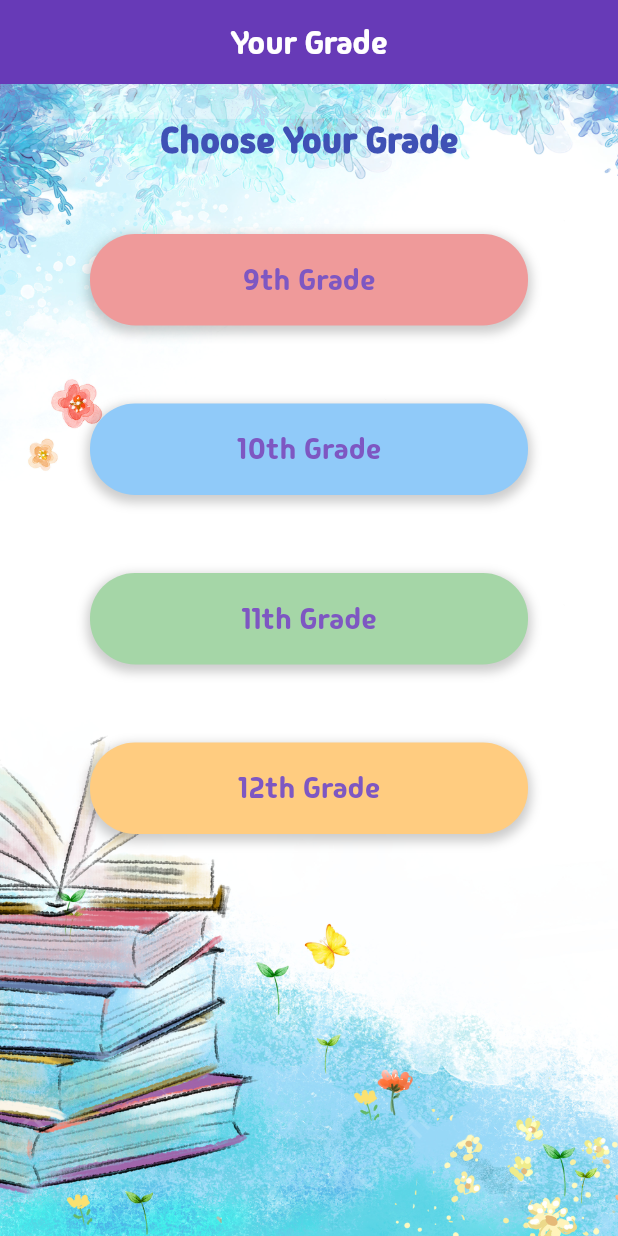
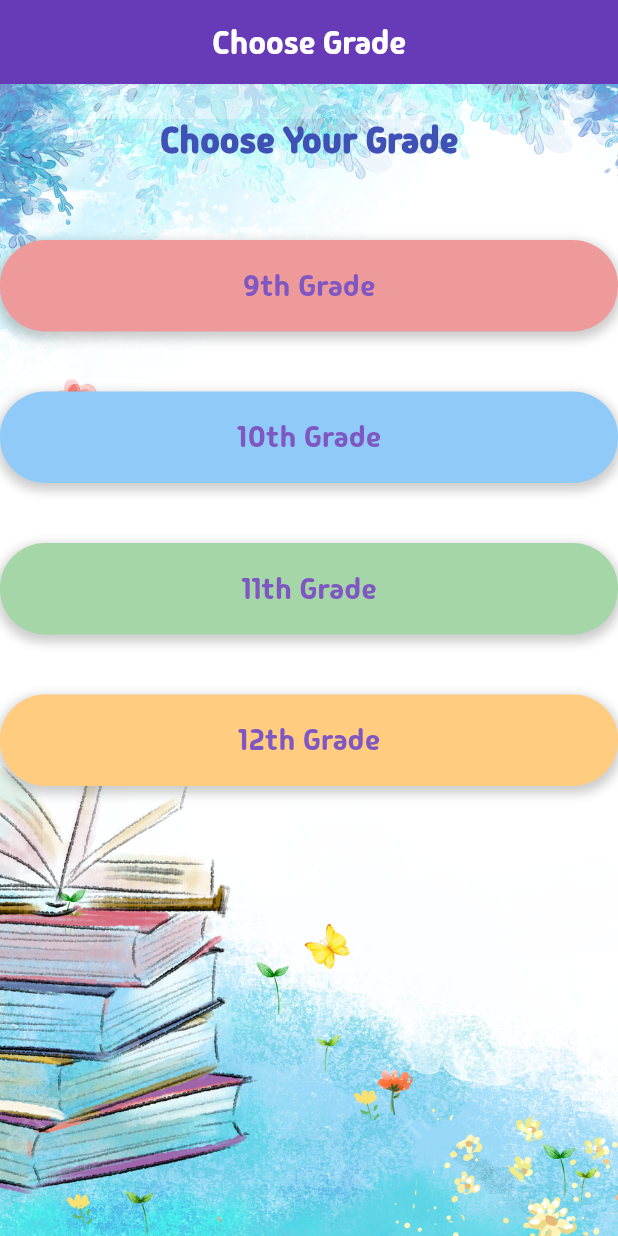
Before and after one commit to szhao-liu/CSEN269, a Flutter app: the MyHomePage screen opened directly, on a phone screen of 412 x 824 dp. Run offline on Flutter 3.47's test engine with Material 3 defaults, Android fonts, the phone set to English and light mode, and no system bars; our stand-ins replace cloud_firestore, file_picker, firebase_auth, firebase_core, firebase_storage, fluttertoast and 2 more; accounts and stored records are empty.

Commit message:
added dropdown and fixed color schems, also fixed apk issues

```diff
--- a/lib/features/user_auth/presentation/pages/DocumentUpload.dart
+++ b/lib/features/user_auth/presentation/pages/DocumentUpload.dart
@@ -94,7 +94,7 @@ class _DocumentUploadPageState extends State<DocumentUploadPage> {
           SingleChildScrollView(
             child: Column(
               children: [
-                CommonHeader.Header(dynamicText: "Document Upload"),
+                CommonHeader.Header(dynamicText: "Document Upload", grade: widget.task.grade),
                 SizedBox(height: 30),
                 ElevatedButton(
                   onPressed: uploadResume,
--- a/lib/features/user_auth/presentation/pages/List.dart
+++ b/lib/features/user_auth/presentation/pages/List.dart
@@ -92,7 +92,7 @@ class _ListPage extends State<ListPage> {
           ),
           Column(
             children: [
-              CommonHeader.Header(dynamicText: "List Entries"),
+              CommonHeader.Header(dynamicText: "List Entries", grade: widget.task.grade),
               SizedBox(height: 45),
               Expanded(
                 child: Padding(
--- a/lib/features/user_auth/presentation/pages/MeetingRecord.dart
+++ b/lib/features/user_auth/presentation/pages/MeetingRecord.dart
@@ -75,7 +75,7 @@ class _MeetingRecordPageState extends State<MeetingRecordPage> {
           ),
           Column(
             children: [
-              CommonHeader.Header(dynamicText: "Meeting Record"),
+              CommonHeader.Header(dynamicText: "Meeting Record", grade: widget.task.grade),
               SizedBox(height: 45),
               Padding(
                 padding: const EdgeInsets.all(16.0),
--- a/lib/features/user_auth/presentation/pages/Memo.dart
+++ b/lib/features/user_auth/presentation/pages/Memo.dart
@@ -1,3 +1,4 @@
+import 'package:college_finder/global/common/grade.dart';
 import 'package:firebase_auth/firebase_auth.dart';
 import 'package:flutter/material.dart';
 import 'package:cloud_firestore/cloud_firestore.dart';
@@ -43,7 +44,7 @@ class _MemoPageState extends State<MemoPage> {
             child: Column(
               crossAxisAlignment: CrossAxisAlignment.start,
               children: [
-                CommonHeader.Header(dynamicText: "Memo"), // Use the Header from the common library
+                CommonHeader.Header(dynamicText: "Memo", grade : widget.task.grade), // Use the Header from the common library
                 Center(
                   child: Text(
                     'Task: ${widget.task.title}',
--- a/lib/features/user_auth/presentation/pages/Student_choose_grade.dart
+++ b/lib/features/user_auth/presentation/pages/Student_choose_grade.dart
@@ -6,6 +6,7 @@ import 'package:college_finder/global/common/Header.dart' as CommonHeader;
 import 'package:firebase_auth/firebase_auth.dart';
 import 'package:cloud_firestore/cloud_firestore.dart';
 import 'package:flutter/cupertino.dart';
+import '../../../../global/common/grade.dart'; // Ensure the path is correct
 import '../../../../global/common/toast.dart';
 
 class StudentChooseGrade extends StatelessWidget {
@@ -16,13 +17,13 @@ class StudentChooseGrade extends StatelessWidget {
     );
   }
 }
+
 class MyHomePage extends StatefulWidget {
   @override
   _MyHomePageState createState() => _MyHomePageState();
 }
 
 class _MyHomePageState extends State<MyHomePage> {
-
   String? userUUID;
 
   @override
@@ -34,7 +35,7 @@ class _MyHomePageState extends State<MyHomePage> {
   @override
   Widget build(BuildContext context) {
     return Scaffold(
-      appBar: CommonHeader.Header(dynamicText: "Your Grade", showBackArrow: false),
+      appBar: CommonHeader.Header(dynamicText: "Choose Grade", grade: null , showBackArrow: false),
       body: Stack(
         fit: StackFit.expand,
         children: [
@@ -59,44 +60,19 @@ class _MyHomePageState extends State<MyHomePage> {
                   ),
                 ),
                 SizedBox(height: 30),
-                OptionCard(
-                  title: '9th Grade',
-                  color: Colors.red[200]!, // Assign different colors
+                // Use a loop to generate OptionCard for each grade
+                for (Grade grade in Grade.values)
+                  Padding(
+                    padding: const EdgeInsets.symmetric(vertical: 20.0),
+                    child: OptionCard(
+                      title: grade.grade,
+                      color: grade.fixedColor,
                       onTap: () {
-                    addGrade(userUUID, '9th Grade').then((_) {
-                      navigateToTasks(context, '9th Grade', Colors.red[200]!);
+                        addGrade(userUUID, grade.grade).then((_) {
+                          navigateToTasks(context, grade, grade.fixedColor);
                         });
                       },
                     ),
-                SizedBox(height: 20),
-                OptionCard(
-                  title: '10th Grade',
-                  color: Colors.blue[200]!, // Different color
-                  onTap: () {
-                    addGrade(userUUID, '10th Grade').then((_) {
-                      navigateToTasks(context, '10th Grade', Colors.blue[200]!);
-                    });
-                  },
-                ),
-                SizedBox(height: 20),
-                OptionCard(
-                  title: '11th Grade',
-                  color: Colors.green[200]!, // Different color
-                  onTap: () {
-                    addGrade(userUUID, '11th Grade').then((_) {
-                      navigateToTasks(context, '11th Grade', Colors.green[200]!);
-                    });
-                  },
-                ),
-                SizedBox(height: 20),
-                OptionCard(
-                  title: '12th Grade',
-                  color: Colors.orange[200]!, // Different color
-                  onTap: () {
-                    addGrade(userUUID, '12th Grade').then((_) {
-                      navigateToTasks(context, '12th Grade', Colors.orange[200]!);
-                    });
-                  },
                   ),
               ],
             ),
@@ -105,13 +81,13 @@ class _MyHomePageState extends State<MyHomePage> {
       ),
     );
   }
+
   Future<void> addGrade(String? userUUID, String grade) async {
     if (userUUID == null) {
       print("User is not logged in");
       return;
     }
     try {
-
       final userRef = FirebaseFirestore.instance.collection('users').doc(userUUID);
 
       // Check if the user exists
@@ -124,29 +100,19 @@ class _MyHomePageState extends State<MyHomePage> {
         });
       }
 
-      await FirebaseFirestore.instance
-          .collection('users')
-          .doc(userUUID)
-          .update({'grade': grade});
+      await userRef.update({'grade': grade});
       showToast(message: "User is successfully signed in");
-      //print("Grade added successfully");
     } catch (e) {
-      //print("Failed to add grade: $e");
       showToast(message: "Failed to add grade: $e");
-      // Rethrow the error to propagate it further if necessary
       throw e;
     }
   }
 
-
-
-
-  void navigateToTasks(BuildContext context, String grade, Color color) {
-    String colorHex = '#${color.value.toRadixString(16).padLeft(8, '0').substring(2)}';
+  void navigateToTasks(BuildContext context, Grade grade, Color color) {
     Navigator.push(
       context,
       MaterialPageRoute(
-        builder: (context) => TasksPage(grade: grade,color:color), // Use the correct parameter name
+        builder: (context) => TasksPage(grade: grade), // Pass the grade object if needed
       ),
     );
   }
@@ -161,9 +127,7 @@ class OptionCard extends StatelessWidget {
 
   @override
   Widget build(BuildContext context) {
-    return Padding(
-      padding: const EdgeInsets.symmetric(horizontal: 60.0, vertical: 16.0),
-      child: GestureDetector(
+    return GestureDetector(
       onTap: onTap,
       child: Container(
         decoration: BoxDecoration(
@@ -180,10 +144,8 @@ class OptionCard extends StatelessWidget {
         ),
         child: Padding(
           padding: const EdgeInsets.all(16.0),
-            child: Row(
-              mainAxisAlignment: MainAxisAlignment.center,
-              children: [
-                Text(
+          child: Center(
+            child: Text(
               title,
               style: TextStyle(
                 fontSize: 20,
@@ -191,8 +153,6 @@ class OptionCard extends StatelessWidget {
                 fontFamily: 'MadimiOne',
               ),
             ),
-              ],
-            ),
           ),
         ),
       ),
--- a/lib/features/user_auth/presentation/pages/Video.dart
+++ b/lib/features/user_auth/presentation/pages/Video.dart
@@ -39,6 +39,7 @@ class _VideoPageState extends State<VideoPage> {
           children: [
             CommonHeader.Header(
               dynamicText: "Videos",
+              grade: widget.task.grade,
               showBackArrow: true,
             ),
             SizedBox(height: 20.0),
--- a/lib/global/common/Header.dart
+++ b/lib/global/common/Header.dart
@@ -1,30 +1,95 @@
-// lib/global/common/Header.dart
+import 'package:flutter/material.dart';
+import 'grade.dart';
 
-import 'package:flutter/material.dart';
-
-class Header extends StatelessWidget implements PreferredSizeWidget {
+class Header extends StatefulWidget implements PreferredSizeWidget {
   final String dynamicText;
   final bool showBackArrow;
+  final Grade? grade;
+  final ValueChanged<Grade>? onGradeChanged;
 
-  const Header({Key? key, required this.dynamicText, this.showBackArrow = true}) : super(key: key);
+  const Header({
+    Key? key,
+    required this.dynamicText,
+    required this.grade,
+    this.onGradeChanged,
+    this.showBackArrow = true,
+  }) : super(key: key);
+
+  @override
+  _HeaderState createState() => _HeaderState();
+
+  @override
+  Size get preferredSize => Size.fromHeight(kToolbarHeight);
+}
+
+class _HeaderState extends State<Header> {
+  Grade? selectedGrade;
+
+  @override
+  void initState() {
+    super.initState();
+    selectedGrade = widget.grade; // Initialize with the given grade
+  }
 
   @override
   Widget build(BuildContext context) {
     return AppBar(
-      leading: showBackArrow
+      leading: widget.showBackArrow
           ? IconButton(
-        icon: Icon(Icons.arrow_back),
+        icon: Icon(Icons.arrow_back_rounded),
         onPressed: () {
           Navigator.of(context).pop();
         },
       )
           : null,
-      title: Text(dynamicText, style: TextStyle(fontFamily: 'MadimiOne',color: Colors.white)),
-      backgroundColor: Colors.deepPurple,
+      title: Text(
+        widget.dynamicText,
+        style: TextStyle(
+          fontFamily: 'MadimiOne',
+          color: Colors.white,
+        ),
+      ),
+      actions: [
+        if (widget.onGradeChanged != null)
+          DropdownButton<Grade>(
+            value: selectedGrade,
+            dropdownColor: Colors.deepPurple[100],
+            style: TextStyle(fontFamily: 'MadimiOne',
+              color: Colors.white),
+            underline: SizedBox(),
+            icon: Icon(Icons.arrow_drop_down, color: Colors.white),
+            items: Grade.values.map((Grade grade) {
+              return DropdownMenuItem<Grade>(
+                value: grade,
+                child: Row(
+                  children: [
+                    Container(
+                      width: 16,
+                      height: 16,
+                        decoration: BoxDecoration(
+                          color: grade.fixedColor, // Use the fixedColor associated with the grade
+                          shape: BoxShape.circle,
+                          border: Border.all(color: Colors.white, width: 2), // Add white border with width of 2
+                        ),
+                    ),
+                    const SizedBox(width: 8),
+                    Text(grade.grade), // Display the grade name next to the color circle
+                  ],
+                ),
+              );
+            }).toList(),
+            onChanged: (Grade? newGrade) {
+              if (newGrade != null) {
+                setState(() {
+                  selectedGrade = newGrade;
+                });
+                widget.onGradeChanged!(newGrade);
+              }
+            },
+          ),
+      ],
+      backgroundColor: selectedGrade?.fixedColor ?? Colors.deepPurple,
       centerTitle: true,
     );
   }
-
-  @override
-  Size get preferredSize => Size.fromHeight(kToolbarHeight);
 }
--- a/lib/global/common/document_list.dart
+++ b/lib/global/common/document_list.dart
@@ -68,7 +68,7 @@ class _DocumentListPageState extends State<DocumentListPage> {
           ),
           Column(
             children: [
-              CommonHeader.Header(dynamicText: "References"),
+              CommonHeader.Header(dynamicText: "References", grade: null),
               Expanded(
                 child: ListView.builder(
                   itemCount: widget.documents.length,
--- a/pubspec.yaml
+++ b/pubspec.yaml
@@ -34,7 +34,7 @@ dependencies:
   cloud_firestore: ^4.14.0
   firebase_auth: ^4.16.0
   firebase_storage: ^11.6.9
-  fluttertoast: ^8.2.4
+  fluttertoast: ^8.2.8
   font_awesome_flutter: ^10.6.0
   google_sign_in: ^6.1.5
   carousel_slider: ^4.0.0
```
Also changed, not shown: lib/features/user_auth/presentation/pages/Tasks.dart (+78 -70 lines), lib/features/user_auth/presentation/pages/login_page.dart (+4 -4 lines), lib/global/common/grade.dart (added, +57 -0 lines), lib/main.dart (+3 -4 lines), pubspec.lock, 12 other files. Lines whose indentation alone changed are shown as unchanged.
